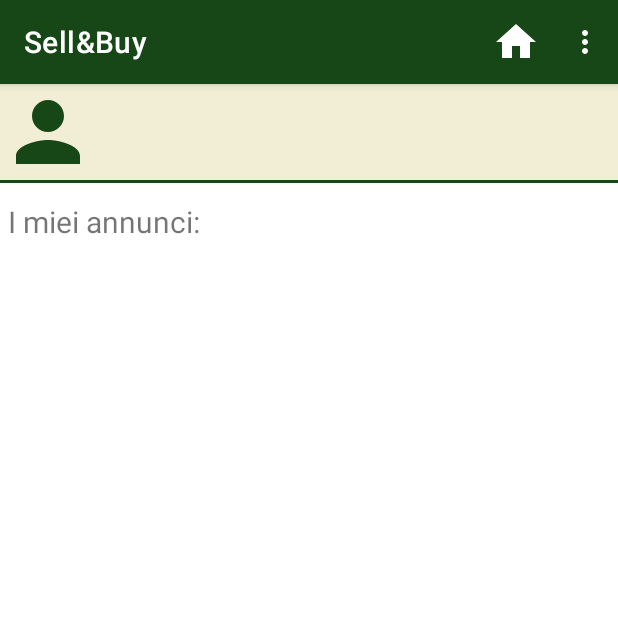
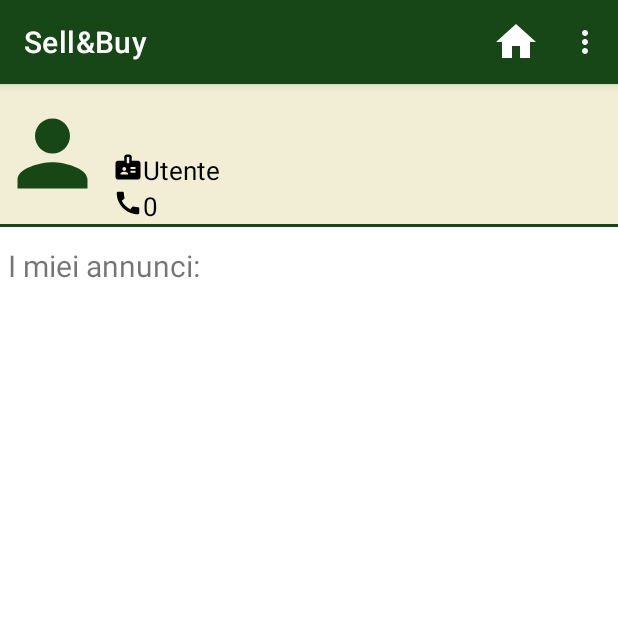
Before and after one commit to GiuliaSonsino/SellBuy, an Android app: the AreaPersonaleActivity screen opened directly, with no data from a screen before it, on a phone screen of 412 x 824 dp, the top half of it. Run offline under Robolectric (Android 15) with nearby library versions, the phone set to English and light mode, and no system bars; our stand-ins replace Firebase (no records; nobody signed in at launch, a user with empty details on screens opened directly); pictures from the network do not load.

Commit message:
ricerca x sped e numTel

```diff
--- a/app/src/main/java/com/example/sellbuy/AnnuncioActivity.kt
+++ b/app/src/main/java/com/example/sellbuy/AnnuncioActivity.kt
@@ -2,6 +2,7 @@ package com.example.sellbuy
 
 import android.app.Dialog
 import android.content.Intent
+import android.net.Uri
 import android.os.Bundle
 import android.view.Menu
 import android.view.MenuItem
@@ -57,6 +58,12 @@ class AnnuncioActivity : AppCompatActivity() {
         val codiceAnn = intent.getStringExtra("codice")
         val btnChat = findViewById<Button>(R.id.btnChat)
         val btnAcquista= findViewById<Button>(R.id.btnAcquista)
+        val numTel = findViewById<TextView>(R.id.tv_num_tel)
+        numTel.setOnClickListener {
+            val phoneUri = Uri.parse("tel:${numTel.text}")
+            val phoneIntent = Intent(Intent.ACTION_DIAL, phoneUri)
+            startActivity(phoneIntent)
+        }
 
         GlobalScope.launch {
             //val codiceAnn = intent.getStringExtra("codice")
@@ -69,7 +76,6 @@ class AnnuncioActivity : AppCompatActivity() {
             titolo.text = ann.nome
             val autore = findViewById<TextView>(R.id.tv_autore)
             autore.text = ann.email
-            val numTel = findViewById<TextView>(R.id.tv_num_tel)
             numTel.text = ann.numTel.toString()
             val descrizione = findViewById<TextView>(R.id.tv_description)
             descrizione.text = ann.descrizione
--- a/app/src/main/java/com/example/sellbuy/AreaPersonaleActivity.kt
+++ b/app/src/main/java/com/example/sellbuy/AreaPersonaleActivity.kt
@@ -2,6 +2,7 @@ package com.example.sellbuy
 
 import android.content.ContentValues.TAG
 import android.content.Intent
+import android.net.Uri
 import android.os.Bundle
 import android.util.Log
 import android.view.Menu
@@ -29,23 +30,31 @@ class AreaPersonaleActivity: AppCompatActivity() {
         val emailUtente: String? = auth.currentUser?.email
         val nomeUtente = findViewById<TextView>(R.id.nomeUtente)
         nomeUtente.text = emailUtente
+        val ruolo = findViewById<TextView>(R.id.ruolo)
+        val tel = findViewById<TextView>(R.id.num_tel)
+        GlobalScope.launch {
+            val utente = FirebaseDbWrapper(applicationContext).getUtenteFromEmail(applicationContext)
+            val ruoloo = utente!!.isAmministratore
+            val numTell =utente!!.numTel
+            if(ruoloo) {
+                ruolo.text= "Amministratore"
+                tel.text=numTell.toString()
+            }
+            else {
+                ruolo.text = "Utente"
+                tel.text=numTell.toString()
+            }
+        }
+        tel.setOnClickListener {
+            val phoneUri = Uri.parse("tel:${tel.text}")
+            val phoneIntent = Intent(Intent.ACTION_DIAL, phoneUri)
+            startActivity(phoneIntent)
+        }
         val recyclerview = findViewById<RecyclerView>(R.id.recyclerviewPersonale)
         recyclerview.layoutManager = LinearLayoutManager(this)
         adapter = AnnuncioAdapter(applicationContext, mList)
         recyclerview.adapter = adapter
     }
-
-/*
-    override fun onStart() {
-        super.onStart()
-        mList = createList()
-    }
-
-    override fun onStop() {
-        super.onStop()
-        mList.clear()
-    }
-*/
 
     override fun onStart() {
         super.onStart()
@@ -96,35 +105,13 @@ class AreaPersonaleActivity: AppCompatActivity() {
         return mList
     }
 
-/*
-    private suspend fun createList(): List<AnnuncioViewModel>? {
-        count=0
-        if (auth.currentUser != null) {
-            val codici = FirebaseDbWrapper(applicationContext).getKeyFromEmail(applicationContext)
-            Log.i(TAG,"codici utente trovati $codici")
-            val an = FirebaseDbWrapper(applicationContext).getAnnunciFromEmail(applicationContext)
-            Log.i(TAG,"annunci utente trovati $an")
-            return an.mapNotNull { record ->
-                val nomeAn = record.nome
-                val imageName = record.foto?.get(0)
-                val prezzoAn = record.prezzo
-                val codice = codici.getOrElse(count) { "012334" }
-                count += 1
-                imageName?.let { AnnuncioViewModel(it, nomeAn, prezzoAn, codice!!) }
-            }
-        }
-        return null
-    }
-*/
-
-
     override fun onCreateOptionsMenu(menu: Menu?): Boolean {
         menuInflater.inflate(R.menu.menu_to_home, menu)
         return true
     }
 
     override fun onOptionsItemSelected(item: MenuItem): Boolean {
-        var firebaseAuth = FirebaseAuth.getInstance()
+        val firebaseAuth = FirebaseAuth.getInstance()
         when (item.itemId) {
             R.id.logout -> {
                 firebaseAuth.signOut()
@@ -139,6 +126,4 @@ class AreaPersonaleActivity: AppCompatActivity() {
         }
         return true
     }
-
-
 }
--- a/app/src/main/java/com/example/sellbuy/RegistrationActivity.kt
+++ b/app/src/main/java/com/example/sellbuy/RegistrationActivity.kt
@@ -79,7 +79,7 @@ class RegistrationActivity: AppCompatActivity() {
                         "Registrazione avvenuta con successo",
                         Toast.LENGTH_SHORT
                     ).show()
-                    val intent = Intent(this@RegistrationActivity, MainActivity::class.java)
+                    val intent = Intent(this@RegistrationActivity, LoginActivity::class.java)
                     startActivity(intent)
                 }
                 finish()
--- a/app/src/main/java/com/example/sellbuy/RicercaActivity.kt
+++ b/app/src/main/java/com/example/sellbuy/RicercaActivity.kt
@@ -37,7 +37,7 @@ class RicercaActivity: AppCompatActivity() {
         val spedizioni = findViewById<AutoCompleteTextView>(R.id.spedizioneAcTv)
         spedizioni.setText("Tutti")
         spedizioni.setAdapter(adapterSped)
-        var prezzo = findViewById<TextInputLayout>(R.id.prezzo_max)
+        val prezzo = findViewById<TextInputLayout>(R.id.prezzo_max)
 
         val btnFiltri= findViewById<Button>(R.id.btn_filtri)
         searchView=findViewById(R.id.search_view)
--- a/app/src/main/java/models/FirebaseWrapper.kt
+++ b/app/src/main/java/models/FirebaseWrapper.kt
@@ -148,7 +148,6 @@ class FirebaseDbWrapper(context: Context) {
         }
         return prova
     }
-
 
 
     fun getAnnunciFromEmail(context: Context): MutableList<Annuncio> {
@@ -446,6 +445,7 @@ class FirebaseDbWrapper(context: Context) {
             dbRef.removeValue().await()
         }
     }
+
     suspend fun modificaInfoAnnuncio(context: Context, codice:String, nome: String, descrizione : String, prezzo: String, categoria : String, condizioni: String, spedizione: Boolean) {
         val dbRef = FirebaseDbWrapper(context).dbref.child("Annunci").child(codice).child("nome")
         dbRef.setValue(nome).await()
@@ -510,19 +510,19 @@ class FirebaseDbWrapper(context: Context) {
                     override fun onDataChange(snapshot: DataSnapshot) {
                         val children = snapshot.child("Annunci").children
                         for (child in children) {
-                            val list = child.getValue() as HashMap<String, String>
+                            val list = child.getValue() as HashMap<*, *>
                             var nome:String?=null
                             var prez:String?=null
                             var spediz: Boolean? = false
                             for (record in list) {
                                 if(!record.key.equals("foto")) {
                                     if(record.key.equals("nome")) {
-                                        nome = record.value
+                                        nome = record.value.toString()
                                     }
                                     if(record.key.equals("prezzo")) {
-                                        prez = record.value
+                                        prez = record.value.toString()
                                     }
-                                    if(record.key.equals("spedizione") && record.value=="true") {
+                                    if(record.key.equals("spedizione") && record.value==true) {
                                         spediz = true
                                     }
 
@@ -572,19 +572,19 @@ class FirebaseDbWrapper(context: Context) {
                         val children = snapshot.child("Annunci").children
                         for (child in children) {
                             codicetmp=child.key.toString()
-                            val list = child.getValue() as HashMap<String, String>
+                            val list = child.getValue() as HashMap<*, *>
                             var nome:String?=null
                             var prez:String?=null
                             var spediz: Boolean? = false
                             for (record in list) {
                                 if(!record.key.equals("foto")) {
                                     if(record.key.equals("nome")) {
-                                        nome = record.value
+                                        nome = record.value.toString()
                                     }
                                     if(record.key.equals("prezzo")) {
-                                        prez = record.value
+                                        prez = record.value.toString()
                                     }
-                                    if(record.key.equals("spedizione") && record.value=="true") {
+                                    if(record.key.equals("spedizione") && record.value==true) {
                                         spediz = true
                                     }
                                 }
--- /dev/null
+++ b/app/src/main/res/drawable/baseline_badge_24.xml
@@ -0,0 +1,5 @@
+<vector android:height="24dp" android:tint="#000000"
+    android:viewportHeight="24" android:viewportWidth="24"
+    android:width="24dp" xmlns:android="http://schemas.android.com/apk/res/android">
+    <path android:fillColor="@android:color/white" android:pathData="M20,7h-5V4c0,-1.1 -0.9,-2 -2,-2h-2C9.9,2 9,2.9 9,4v3H4C2.9,7 2,7.9 2,9v11c0,1.1 0.9,2 2,2h16c1.1,0 2,-0.9 2,-2V9C22,7.9 21.1,7 20,7zM9,12c0.83,0 1.5,0.67 1.5,1.5S9.83,15 9,15s-1.5,-0.67 -1.5,-1.5S8.17,12 9,12zM12,18H6v-0.75c0,-1 2,-1.5 3,-1.5s3,0.5 3,1.5V18zM13,9h-2V4h2V9zM18,16.5h-4V15h4V16.5zM18,13.5h-4V12h4V13.5z"/>
+</vector>
--- a/app/src/main/res/layout/activity_annuncio.xml
+++ b/app/src/main/res/layout/activity_annuncio.xml
@@ -78,7 +78,9 @@
                 android:textSize="20dp"
                 android:layout_marginTop="5dp"
                 android:paddingStart="5dp"
-                android:paddingBottom="5dp"/>
+                android:paddingBottom="5dp"
+                android:autoLink="phone"
+                android:textColorLink="@color/verde_scuro" />
 
 
         </LinearLayout>
--- a/app/src/main/res/layout/area_personale.xml
+++ b/app/src/main/res/layout/area_personale.xml
@@ -12,9 +12,18 @@
         android:background="@color/panna">
 
         <ImageView
-            android:layout_width="64dp"
-            android:layout_height="64dp"
-            android:src="@drawable/baseline_person_24"/>
+            android:layout_width="70dp"
+            android:layout_height="70dp"
+            android:src="@drawable/baseline_person_24"
+            android:layout_gravity="center_vertical"/>
+
+        <LinearLayout
+            android:layout_width="match_parent"
+            android:layout_height="wrap_content"
+            android:orientation="vertical">
+
+
+
 
             <TextView
                 android:id="@+id/nomeUtente"
@@ -26,6 +35,57 @@
                 android:textStyle="bold"
                 android:textColor="@color/black"
                 android:layout_gravity="center"/>
+
+            <LinearLayout
+                android:layout_width="match_parent"
+                android:layout_height="wrap_content"
+                android:orientation="horizontal">
+
+                <ImageView
+                    android:layout_width="20dp"
+                    android:layout_height="20dp"
+                    android:layout_marginStart="5dp"
+                    android:src="@drawable/baseline_badge_24"/>
+
+                <TextView
+                    android:id="@+id/ruolo"
+                    android:layout_width="match_parent"
+                    android:layout_height="wrap_content"
+                    android:text=" Amministratore"
+                    android:textSize="17dp"
+                    android:textColor="@color/black"
+                    android:layout_gravity="center"/>
+
+
+            </LinearLayout>
+
+
+
+            <LinearLayout
+                android:layout_width="match_parent"
+                android:layout_height="wrap_content"
+                android:orientation="horizontal">
+
+                <ImageView
+                    android:layout_width="20dp"
+                    android:layout_height="20dp"
+                    android:layout_marginStart="5dp"
+                    android:src="@drawable/baseline_call_24"/>
+
+                <TextView
+                    android:id="@+id/num_tel"
+                    android:layout_width="match_parent"
+                    android:layout_height="wrap_content"
+                    android:text=" 3459032643"
+                    android:textSize="17dp"
+                    android:textColor="@color/black"
+                    android:layout_gravity="center"
+                    android:autoLink="phone"
+                    android:textColorLink="@color/verde_scuro"/>
+
+            </LinearLayout>
+
+        </LinearLayout>
 
     </LinearLayout>
 
```
Lines whose indentation alone changed are shown as unchanged.
